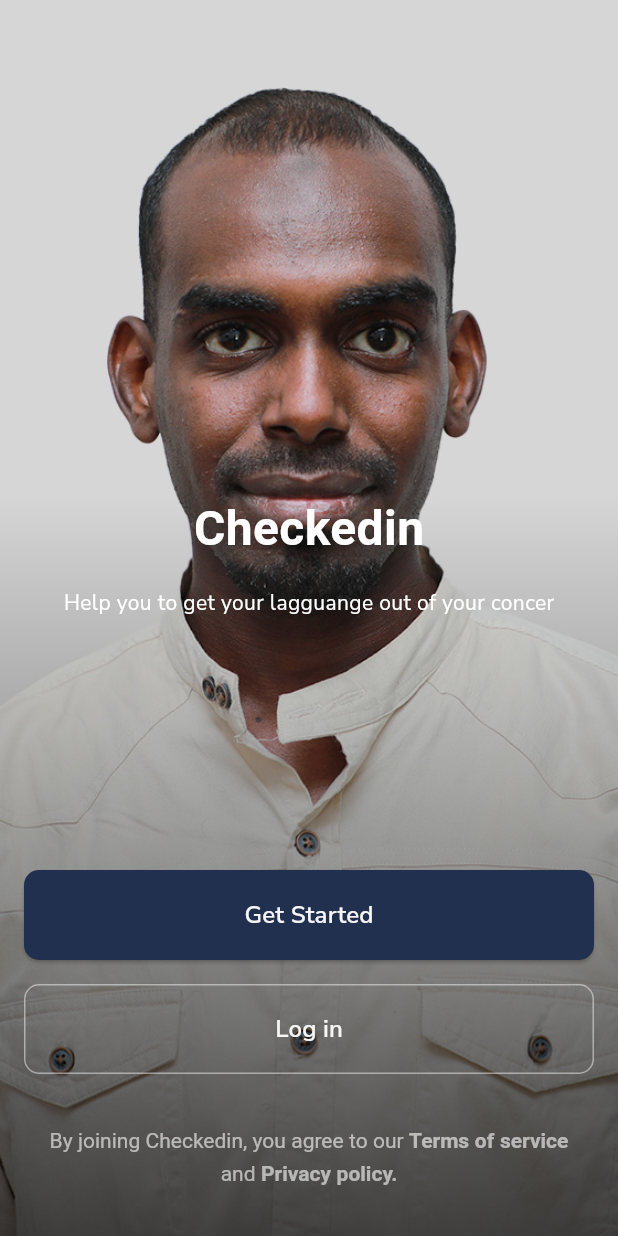
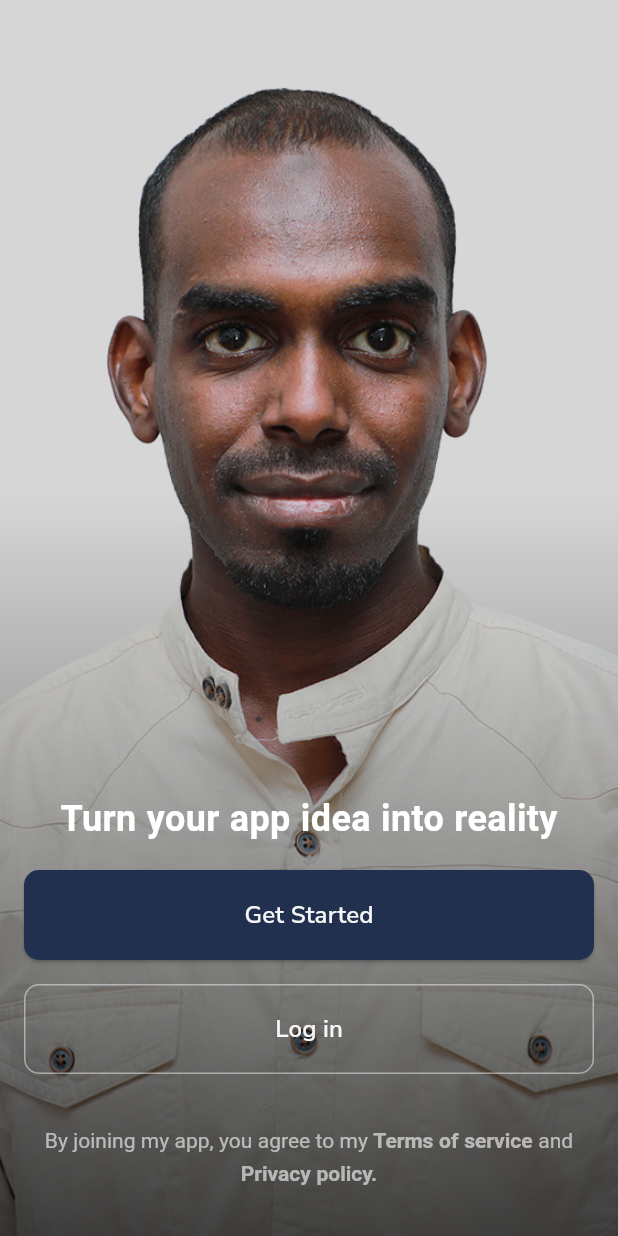
Before and after one commit to amosman02/almonzer-resume-app, a Flutter app: the screen it shows after launch, on a phone screen of 412 x 824 dp. Run offline on Flutter 3.47's test engine with Material 3 defaults, Android fonts, the phone set to English and light mode, and no system bars; our stand-ins replace cloud_firestore, firebase_auth, firebase_core, flutter_feather_icons, flutter_svg, google_fonts and 1 more; missing offline and left inert: dart_quote; accounts and stored records are empty; Roboto replaces fonts that are missing (inter).

Commit message:
Improve welcome page text
Signed-off-by: Almonzer Osman <almonzer.m.osman@gmail.com>

```diff
--- a/lib/screens/welcome_screen.dart
+++ b/lib/screens/welcome_screen.dart
@@ -35,7 +35,7 @@ class WelcomePage extends StatelessWidget {
                 ),
               ),
               child: Column(
-                mainAxisAlignment: MainAxisAlignment.spaceBetween,
+                mainAxisAlignment: MainAxisAlignment.end,
                 children: [
                   const Column(
                     mainAxisAlignment: MainAxisAlignment.start,
@@ -43,15 +43,13 @@ class WelcomePage extends StatelessWidget {
                     children: [
                       Padding(
                         padding: EdgeInsets.only(bottom: 16),
-                        child: Text('Checkedin',
+                        child: Text('Turn your app idea into reality',
                             style: TextStyle(
                                 fontFamily: 'inter',
                                 fontWeight: FontWeight.w700,
-                                fontSize: 32,
+                                fontSize: 24,
                                 color: Colors.white)),
                       ),
-                      Text("Help you to get your lagguange out of your concer",
-                          style: TextStyle(color: Colors.white)),
                     ],
                   ),
                   Column(
@@ -135,7 +133,7 @@ class WelcomePage extends StatelessWidget {
                         child: RichText(
                           textAlign: TextAlign.center,
                           text: TextSpan(
-                            text: 'By joining Checkedin, you agree to our ',
+                            text: 'By joining my app, you agree to my ',
                             style: TextStyle(
                                 color: Colors.white.withOpacity(0.6),
                                 height: 150 / 100),
```
